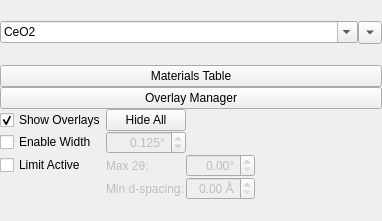
This is hexrd/ui/resources/ui/materials_panel.ui in HEXRD/hexrdgui as Qt 5 draws it before an edit. The edited form follows.
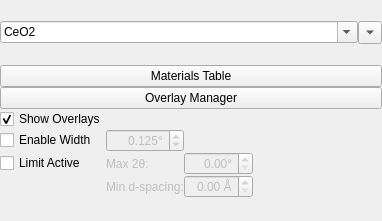
This is the edited form.

Commit message:
Remove "Hide All" button from materials panel
With the overlay manager, it is easier to toggle overlay visibility.
Remove this button to clean up the interface.

What changed in the file:
```diff
--- a/hexrd/ui/resources/ui/materials_panel.ui
+++ b/hexrd/ui/resources/ui/materials_panel.ui
@@ -180,16 +180,6 @@
        </property>
       </widget>
      </item>
-     <item row="2" column="1">
-      <widget class="QPushButton" name="hide_all">
-       <property name="toolTip">
-        <string>&lt;html&gt;&lt;head/&gt;&lt;body&gt;&lt;p&gt;Hide all material overlays&lt;/p&gt;&lt;/body&gt;&lt;/html&gt;</string>
-       </property>
-       <property name="text">
-        <string>Hide All</string>
-       </property>
-      </widget>
-     </item>
      <item row="4" column="2" colspan="2">
       <spacer name="horizontalSpacer">
        <property name="orientation">
```
Left out of the diff: 1 changed line with no effect on the pictures. The commit also changes 1 other file.
